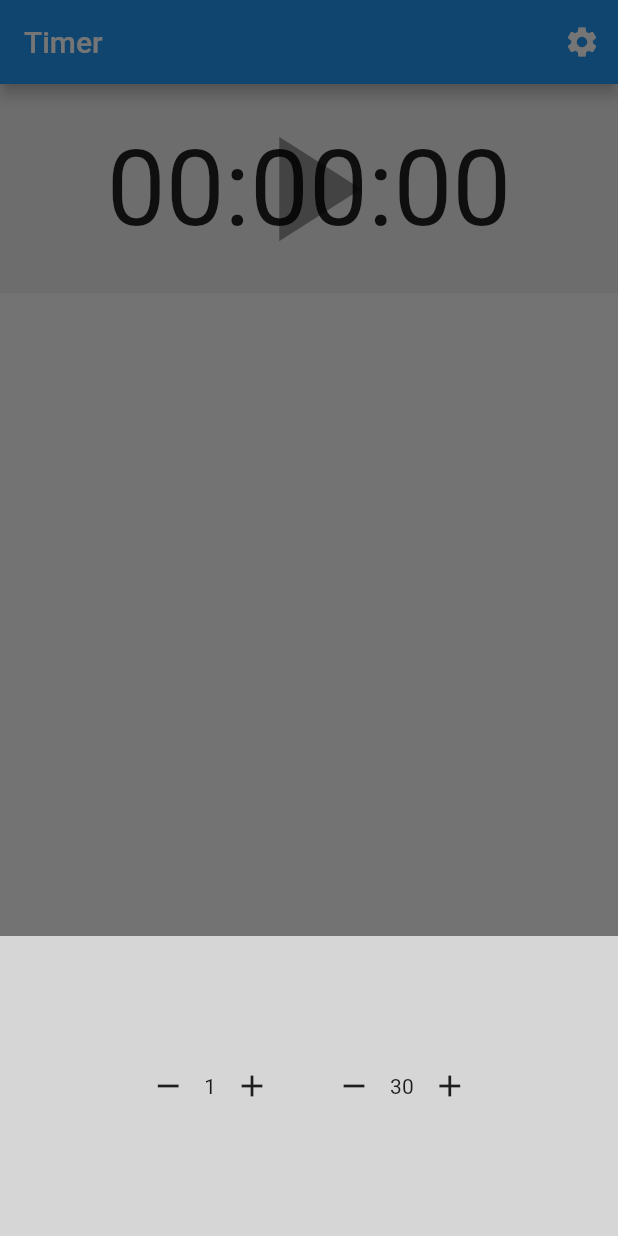
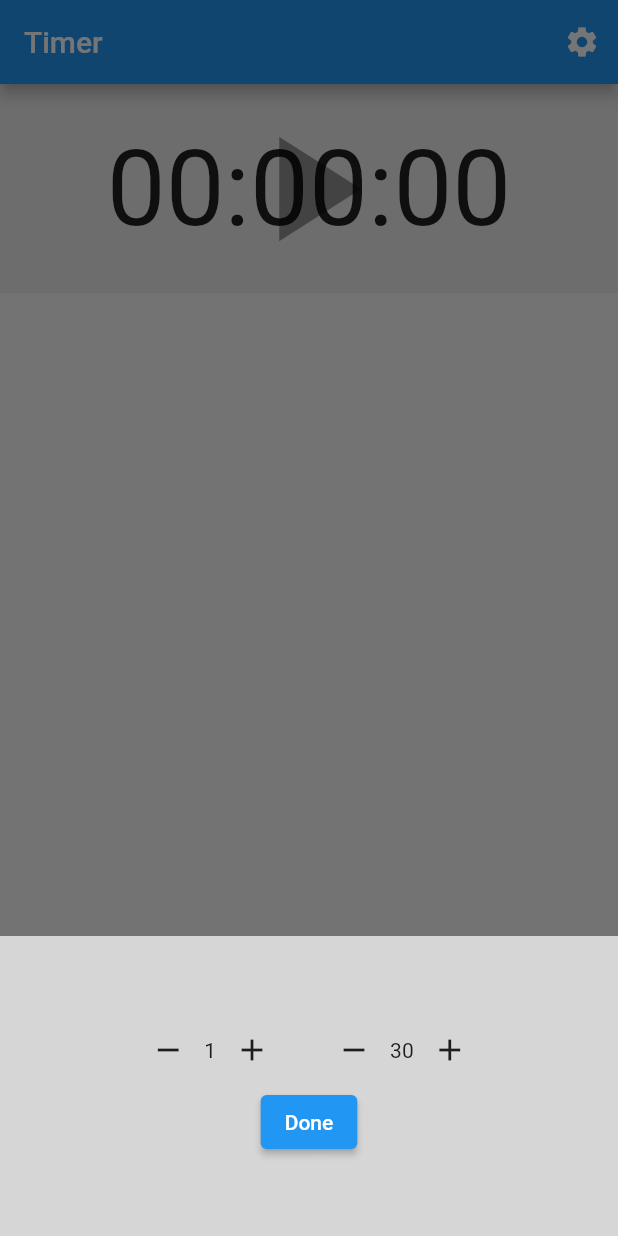
Before and after one commit to MahmoudMokhtar34/timer, a Flutter app: the screen it shows after launch, after a tap on the "settings" icon, on a phone screen of 412 x 824 dp. Run offline on Flutter 3.47's test engine with Material 2 defaults, Android fonts, the phone set to English and light mode, and no system bars.

Commit message:
done coloring list

```diff
--- a/lib/pages/home_page/home_page.dart
+++ b/lib/pages/home_page/home_page.dart
@@ -26,11 +26,13 @@ class _HomePageState extends State<HomePage> {
             IconButton(
                 onPressed: (() {
                   showModalBottomSheet(
+                      isDismissible: false,
                       context: context,
                       builder: (context) {
                         return Settings(
                           appState: appState,
                           provider: provider,
+                          setState: setState,
                         );
                       });
                 }),
@@ -134,6 +136,9 @@ class _HomePageState extends State<HomePage> {
           return Card(
             key: ObjectKey(appState.sessions[index]),
             child: ListTile(
+              tileColor: appState.sessions[index] < appState.sessionLimit
+                  ? Colors.red[100]
+                  : null,
               leading: Text('${index + 1}'),
               title: Text(provider.formatDuration(appState.sessions[index])),
               trailing: IconButton(
@@ -197,26 +202,27 @@ class _HomePageState extends State<HomePage> {
 
   Container statistics(Provider provider, AppState appState) {
     return Container(
-      color: Colors.blue[50],
+      color: Colors.grey[200],
       width: double.infinity,
       alignment: Alignment.center,
-      child: FittedBox(
-        child: Column(
-          children: [
-            Text('Sum ${provider.formatDuration(provider.sumSessions())}'),
-            Text('Avg ${provider.formatDuration(provider.avgSessions())}'),
-            Text('number of sess ${appState.sessions.length}'),
-            const Text(
-                'editable max min limit // ask befor delete//coloring above limit'),
-          ],
-        ),
+      child: GridView.count(
+        //crossAxisSpacing: 1,
+        //mainAxisSpacing: 2,
+        crossAxisCount: 2,
+        children: <Widget>[
+          Text('Sum ${provider.formatDuration(provider.sumSessions())}'),
+          Text('Avg ${provider.formatDuration(provider.avgSessions())}'),
+          Text('count ${appState.sessions.length}'),
+          Text(
+              'sess > limt ${appState.sessions.where((e) => e < appState.sessionLimit).length}'),
+        ],
       ),
     );
   }
 
   Widget buttons(Provider provider, AppState appState) {
     return Container(
-      color: Colors.green[50],
+      color: Colors.grey[300],
       width: double.infinity,
       alignment: Alignment.center,
       child: FittedBox(
@@ -262,9 +268,14 @@ class _HomePageState extends State<HomePage> {
 }
 
 class Settings extends StatefulWidget {
-  const Settings({super.key, required this.appState, required this.provider});
+  const Settings(
+      {super.key,
+      required this.appState,
+      required this.provider,
+      required this.setState});
   final AppState appState;
   final Provider provider;
+  final Function setState;
 
   @override
   State<Settings> createState() => _SettingsState();
@@ -273,9 +284,6 @@ class Settings extends StatefulWidget {
 class _SettingsState extends State<Settings> {
   @override
   Widget build(BuildContext context) {
-    // int minutes = widget.appState.sessionLimit.inMinutes;
-    // int seconds = widget.appState.sessionLimit.inMinutes ~/ 60;
-
     return Container(
       color: Colors.grey[350],
       height: 200,
@@ -323,15 +331,21 @@ class _SettingsState extends State<Settings> {
               ),
             ],
           ),
-          Row(
-            children: const <Widget>[],
-          )
+          ElevatedButton(
+              onPressed: () {
+                //updating home page wih the new limi before closing bottom sheet
+                widget.setState(() {});
+                Navigator.of(context).pop();
+              },
+              child: const Text('Done'))
         ],
       ),
     );
   }
 
+  //get the current limit
   Duration sessionLimit() => widget.appState.sessionLimit;
+  //update to new limit
   void newLimit(Duration duration) {
     if (duration < AppState.zeroingDuration) return;
     widget.appState.sessionLimit = duration;
```
